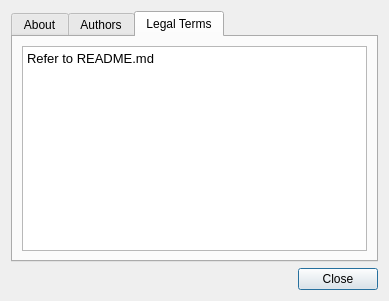
The window that usr/share/superx-store/ui/about.ui (SuperXOS/superx-store) describes before a commit, drawn with Qt 5.
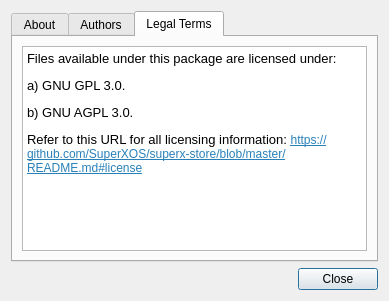
The same window after the commit. The open tabs and pages were chosen to show the change. Icons and pictures are not drawn.

```diff
--- a/usr/share/superx-store/ui/about.ui
+++ b/usr/share/superx-store/ui/about.ui
@@ -218,7 +218,10 @@
 &lt;html&gt;&lt;head&gt;&lt;meta name=&quot;qrichtext&quot; content=&quot;1&quot; /&gt;&lt;style type=&quot;text/css&quot;&gt;
 p, li { white-space: pre-wrap; }
 &lt;/style&gt;&lt;/head&gt;&lt;body style=&quot; font-family:'Noto Sans'; font-size:9pt; font-weight:400; font-style:normal;&quot;&gt;
-&lt;p style=&quot; margin-top:12px; margin-bottom:12px; margin-left:0px; margin-right:0px; -qt-block-indent:0; text-indent:0px;&quot;&gt;&lt;span style=&quot; font-size:10pt;&quot;&gt;Refer to README.md&lt;/span&gt;&lt;/p&gt;&lt;/body&gt;&lt;/html&gt;</string>
+&lt;p style=&quot; margin-top:12px; margin-bottom:12px; margin-left:0px; margin-right:0px; -qt-block-indent:0; text-indent:0px;&quot;&gt;&lt;span style=&quot; font-size:10pt;&quot;&gt;Files available under this package are licensed under:&lt;/span&gt;&lt;/p&gt;
+&lt;p style=&quot; margin-top:12px; margin-bottom:12px; margin-left:0px; margin-right:0px; -qt-block-indent:0; text-indent:0px;&quot;&gt;&lt;span style=&quot; font-size:10pt;&quot;&gt;a) GNU GPL 3.0.&lt;/span&gt;&lt;/p&gt;
+&lt;p style=&quot; margin-top:12px; margin-bottom:12px; margin-left:0px; margin-right:0px; -qt-block-indent:0; text-indent:0px;&quot;&gt;&lt;span style=&quot; font-size:10pt;&quot;&gt;b) GNU AGPL 3.0.&lt;/span&gt;&lt;/p&gt;
+&lt;p style=&quot; margin-top:12px; margin-bottom:12px; margin-left:0px; margin-right:0px; -qt-block-indent:0; text-indent:0px;&quot;&gt;&lt;span style=&quot; font-size:10pt;&quot;&gt;Refer to this URL for all licensing information: &lt;/span&gt;&lt;a href=&quot;https://github.com/SuperXOS/superx-store/blob/master/README.md#license&quot;&gt;&lt;span style=&quot; text-decoration: underline; color:#2980b9;&quot;&gt;https://github.com/SuperXOS/superx-store/blob/master/README.md#license&lt;/span&gt;&lt;/a&gt;&lt;/p&gt;&lt;/body&gt;&lt;/html&gt;</string>
          </property>
         </widget>
        </item>
```
Left out of the diff: 12 changed lines with no effect on the pictures.
